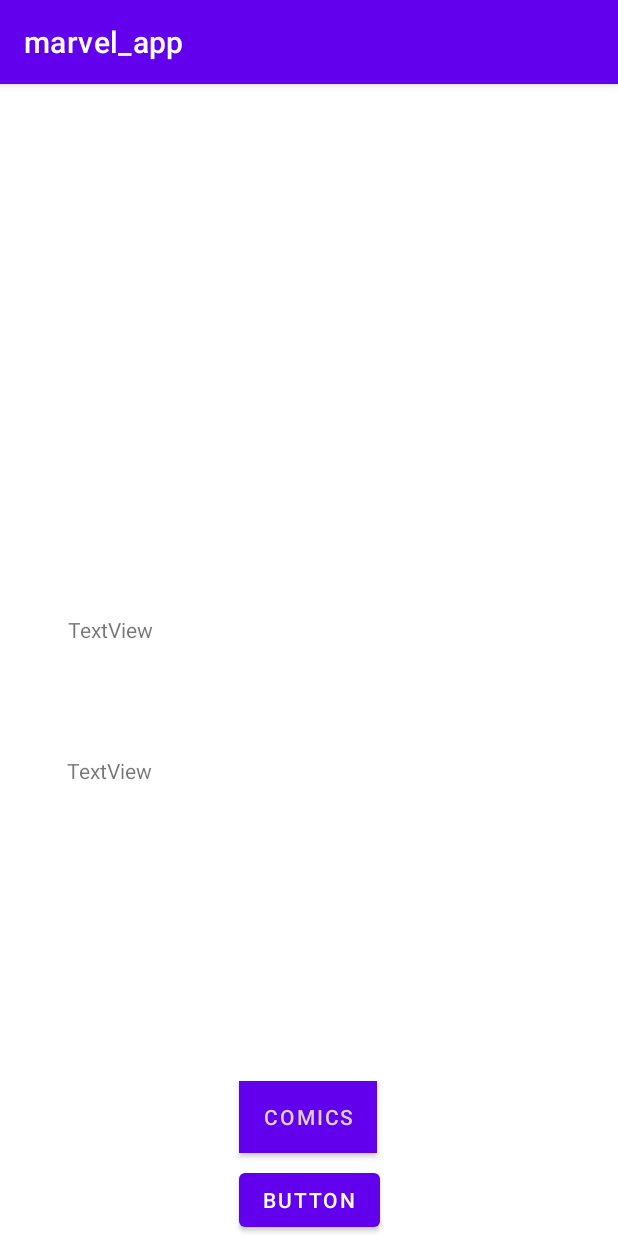
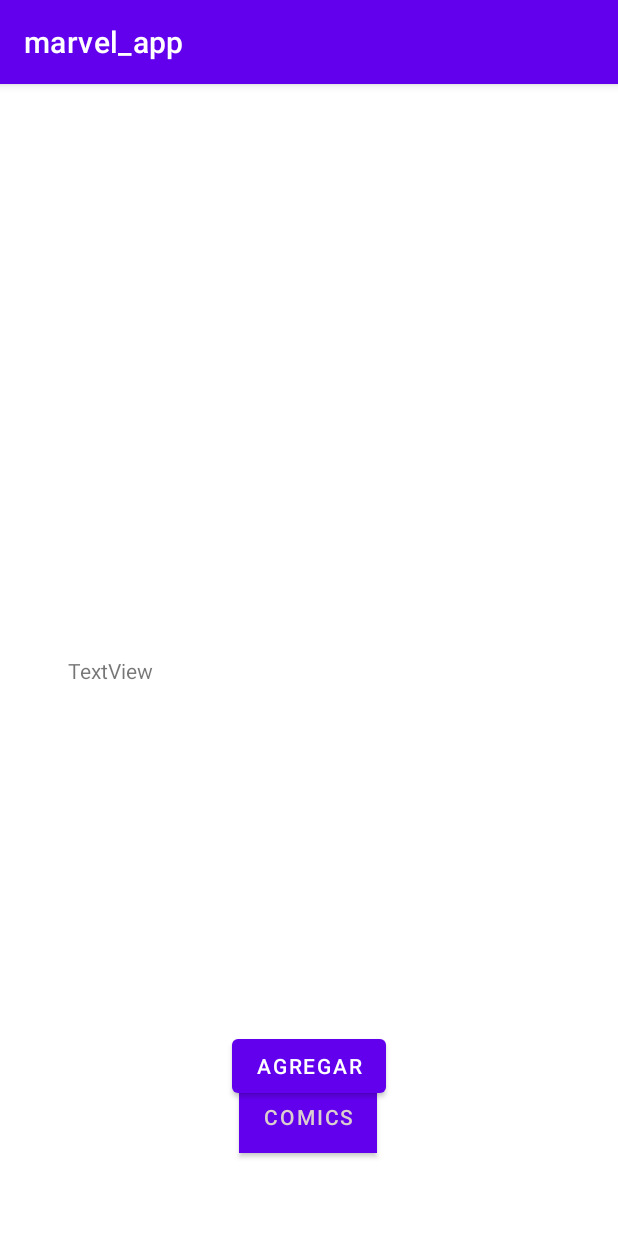
Before and after one commit to aosunt25/marvel_app, an Android app: the fragment ComicInfoFragment placed in its activity, on a phone screen of 412 x 824 dp. Run offline under Robolectric (Android 15) with nearby library versions, the phone set to English and light mode, and no system bars; our stand-ins replace Picasso, Volley; network calls fail; pictures from the network do not load; 4 statements that could not run were skipped.

Commit message:
Tabla de comics casi lista - Falta cargar la imagen y agregar el boton de compra

```diff
--- a/app/src/main/java/edu/itesm/marvel_app/ComicInfoFragment.kt
+++ b/app/src/main/java/edu/itesm/marvel_app/ComicInfoFragment.kt
@@ -7,11 +7,14 @@ import android.util.Log
 import android.view.LayoutInflater
 import android.view.View
 import android.view.ViewGroup
+import android.widget.Toast
 import androidx.fragment.app.Fragment
+import androidx.navigation.findNavController
 import androidx.navigation.fragment.navArgs
 import com.bumptech.glide.Glide
 import com.squareup.picasso.Picasso
 import kotlinx.android.synthetic.main.fragment_comic_info.*
+import kotlinx.android.synthetic.main.fragment_start.*
 import java.io.IOException
 import java.io.InputStream
 import java.net.HttpURLConnection
@@ -53,6 +56,21 @@ class ComicInfoFragment : Fragment() {
         titulo.text = args.comic.title
         descripcion.text = args.comic.description
         //imageView = getBitmapFromURL(args.comic.imageUrl.toString()+"/portrait_incredible.jpg")
+
+        agregarCarrito.setOnClickListener{
+          agregarCarrito()
+        }
+
+    }
+
+    fun agregarCarrito(){
+        val text = "Se agrego al carrito"
+        val duration = Toast.LENGTH_SHORT
+
+        val toast = Toast.makeText(context, text, duration)
+        toast.show()
+
+
     }
 
 }
--- a/app/src/main/res/layout/fragment_comic_info.xml
+++ b/app/src/main/res/layout/fragment_comic_info.xml
@@ -14,7 +14,7 @@
         app:layout_constraintEnd_toEndOf="parent"
         app:layout_constraintStart_toStartOf="parent"
         app:layout_constraintTop_toTopOf="parent"
-        app:layout_constraintVertical_bias="0.17"
+        app:layout_constraintVertical_bias="0.064"
         tools:ignore="MissingConstraints"
         tools:src="@tools:sample/avatars" />
 
@@ -22,9 +22,10 @@
         android:id="@+id/titulo"
         android:layout_width="322dp"
         android:layout_height="29dp"
-        android:text="TextView"
-        app:layout_constraintBottom_toTopOf="@+id/textView2"
+        android:layout_marginTop="12dp"
+        android:textSize="18sp"
         app:layout_constraintEnd_toEndOf="parent"
+        app:layout_constraintHorizontal_bias="0.505"
         app:layout_constraintStart_toStartOf="parent"
         app:layout_constraintTop_toBottomOf="@+id/imageView" />
 
@@ -32,20 +33,23 @@
         android:id="@+id/descripcion"
         android:layout_width="323dp"
         android:layout_height="168dp"
-        android:layout_marginBottom="152dp"
+        android:layout_marginBottom="180dp"
         android:text="TextView"
         app:layout_constraintBottom_toBottomOf="parent"
         app:layout_constraintEnd_toEndOf="parent"
-        app:layout_constraintStart_toStartOf="parent" />
+        app:layout_constraintHorizontal_bias="0.511"
+        app:layout_constraintStart_toStartOf="parent"
+        app:layout_constraintTop_toBottomOf="@+id/titulo" />
 
     <Button
-        android:id="@+id/button2"
+        android:id="@+id/agregarCarrito"
         android:layout_width="wrap_content"
         android:layout_height="wrap_content"
-        android:text="Button"
+        android:layout_marginBottom="64dp"
+        android:text="Agregar"
         app:layout_constraintBottom_toBottomOf="parent"
         app:layout_constraintEnd_toEndOf="parent"
         app:layout_constraintStart_toStartOf="parent"
-        app:layout_constraintTop_toBottomOf="@+id/textView2"
-        app:layout_constraintVertical_bias="0.49" />
+        app:layout_constraintTop_toBottomOf="@+id/descripcion"
+        app:layout_constraintVertical_bias="0.764" />
 </androidx.constraintlayout.widget.ConstraintLayout>
```
